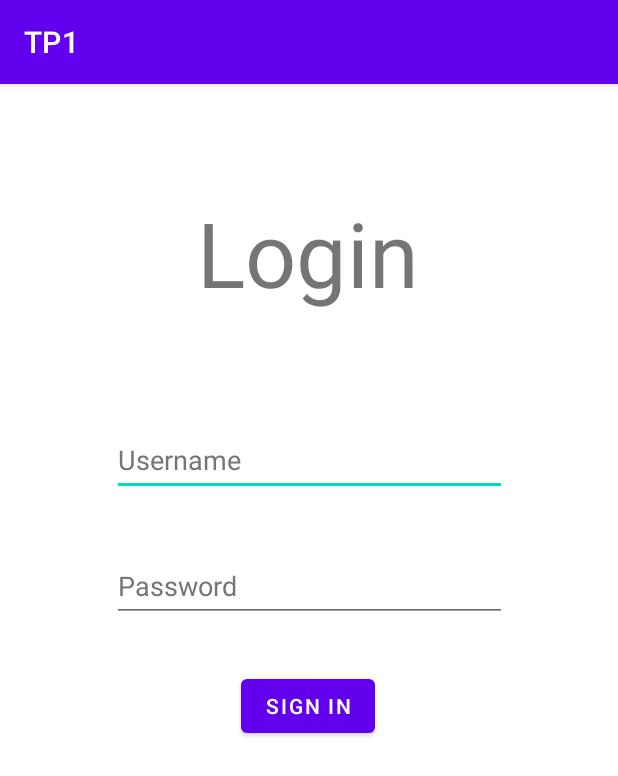
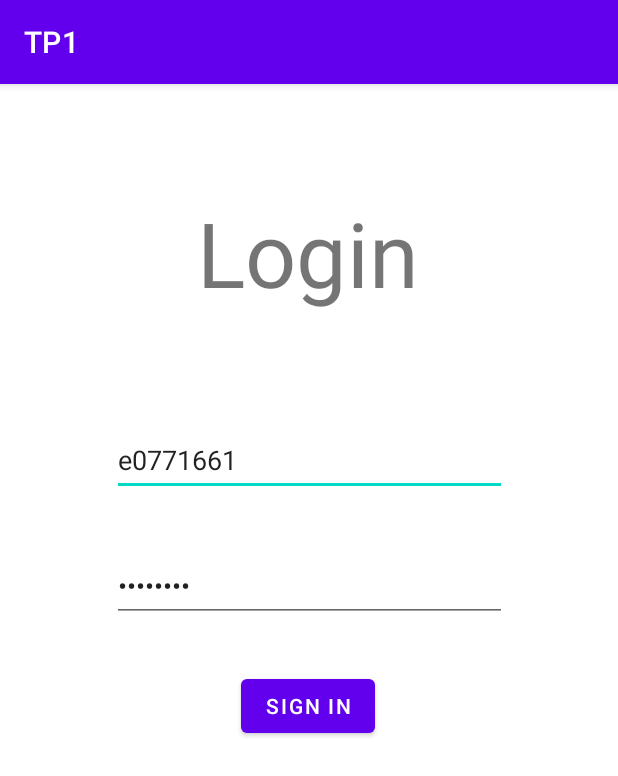
Before and after one commit to DavidDechaine/Android_Show, an Android app: the screen it shows after launch (LoginActivity), on a phone screen of 412 x 824 dp. Shown: the top 776 px of the screen. Run offline under Robolectric (Android 15) with nearby library versions, the phone set to English and light mode, and no system bars; our stand-ins replace Volley.

Commit message:
Rajout du mot de passe et de l'utilisateur pour le logIn afin de pouvoir effectuer des tests

```diff
--- a/app/src/main/java/com/inf5d6/tp1/adaptors/CastRvAdapter.kt
+++ b/app/src/main/java/com/inf5d6/tp1/adaptors/CastRvAdapter.kt
@@ -26,9 +26,11 @@ class CastRvAdapter (private val cast : MutableList<Role>):
     }
 
     override fun onBindViewHolder(holder: CastViewHolder, position: Int) {
+        ////Binding the views to variables
         val imgCast = holder.view.findViewById<ImageView>(R.id.seasonImg)
         val castName = holder.view.findViewById<TextView>(R.id.seasonNb)
         val castRole = holder.view.findViewById<TextView>(R.id.nbEpisode)
+        //Displaying the Cast pictures with Picasso and the cast name and role to the textview
         Picasso.get().load(this.cast[position].imgURL).into(imgCast)
         castName.text = this.cast[position].name
         castRole.text = this.cast[position].character
--- a/app/src/main/java/com/inf5d6/tp1/adaptors/HomeRvAdapter.kt
+++ b/app/src/main/java/com/inf5d6/tp1/adaptors/HomeRvAdapter.kt
@@ -27,9 +27,12 @@ class HomeRvAdapter (private val tvshowList: MutableList<DetailsTvShow>):
     }
 
     override fun onBindViewHolder(holder: TvShowViewHolder, position: Int) {
+        //Binding thes view to variables
         val imgTvSHow = holder.view.findViewById<ImageView>(R.id.tvShowImg)
         val tvShowId = tvshowList[position].tvshowId
+        //Displaying the tv show pictures with Picasso
         Picasso.get().load(this.tvshowList[position].imgURL).into(imgTvSHow)
+        //Setting the onClickListener to navigate to the tv show details
         imgTvSHow.setOnClickListener{
             val bundle = bundleOf(Pair("idTvShow", tvShowId))
             it.findNavController().navigate(R.id.navigation_details, bundle)
--- a/app/src/main/java/com/inf5d6/tp1/adaptors/SeasonsRvAdapter.kt
+++ b/app/src/main/java/com/inf5d6/tp1/adaptors/SeasonsRvAdapter.kt
@@ -23,10 +23,11 @@ class SeasonsRvAdapter (private val seasons : MutableList<Season>):
     }
 
     override fun onBindViewHolder(holder: SeasonsViewHolder, position: Int) {
-
+        //Binding the views to variables
         val seasonNumber = holder.view.findViewById<TextView>(R.id.seasonNb)
         val episodes= holder.view.findViewById<TextView>(R.id.nbEpisode)
         val imgSeason = holder.view.findViewById<ImageView>(R.id.seasonImg)
+        //Displaying the season image with Picasso and the season number to the textview
         Picasso.get().load(this.seasons[position].imgURL).into(imgSeason)
         seasonNumber.append(this.seasons[position].number.toString())
         episodes.text = this.seasons[position].episodeCount.toString() + " Episodes"
--- a/app/src/main/res/layout/activity_login.xml
+++ b/app/src/main/res/layout/activity_login.xml
@@ -23,7 +23,7 @@
             android:layout_marginTop="74dp"
             app:layout_constraintTop_toBottomOf="@+id/titleLogin" app:layout_constraintStart_toStartOf="parent"
             app:layout_constraintEnd_toEndOf="parent"
-            android:hint="@string/username_hint" android:textColorHint="#757575"/>
+            android:hint="@string/username_hint" android:textColorHint="#757575" android:text="e0771661"/>
     <EditText
             android:layout_width="263dp"
             android:layout_height="48dp"
@@ -35,7 +35,7 @@
             app:layout_constraintStart_toStartOf="parent" app:layout_constraintEnd_toEndOf="parent"
             app:layout_constraintHorizontal_bias="0.502"
             android:hint="@string/password_hint"
-            android:autofillHints="password" android:textColorHint="#757575"/>
+            android:autofillHints="password" android:textColorHint="#757575" android:text="e0771661"/>
     <Button
             android:text="@string/sign_in_text"
             android:layout_width="wrap_content"
```
